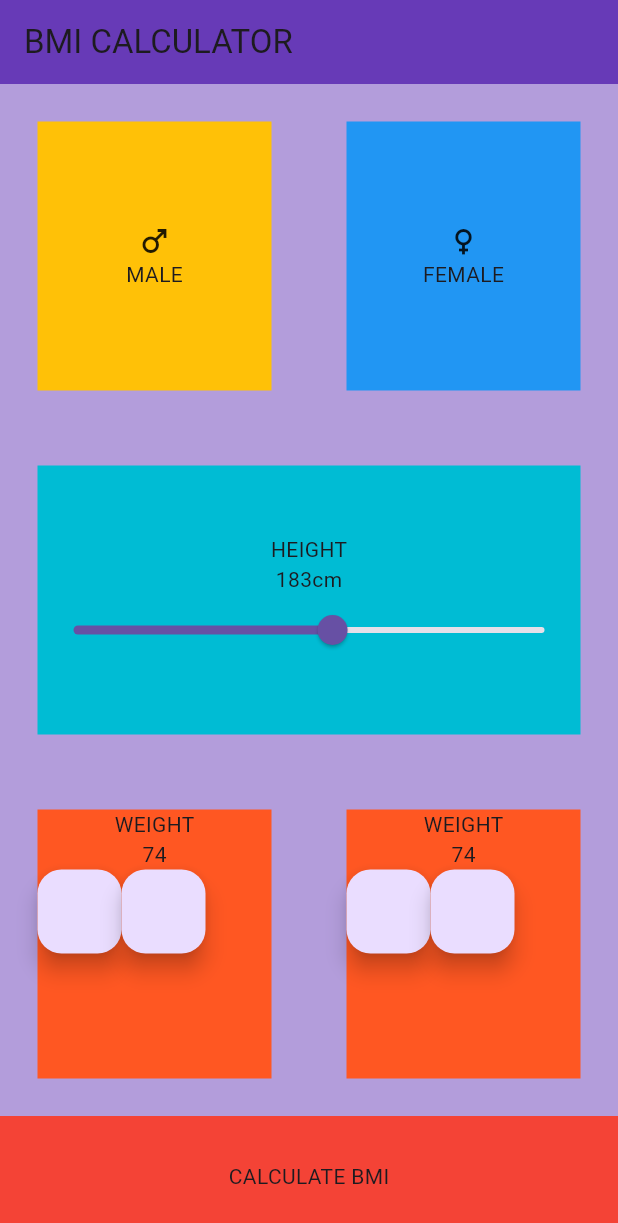
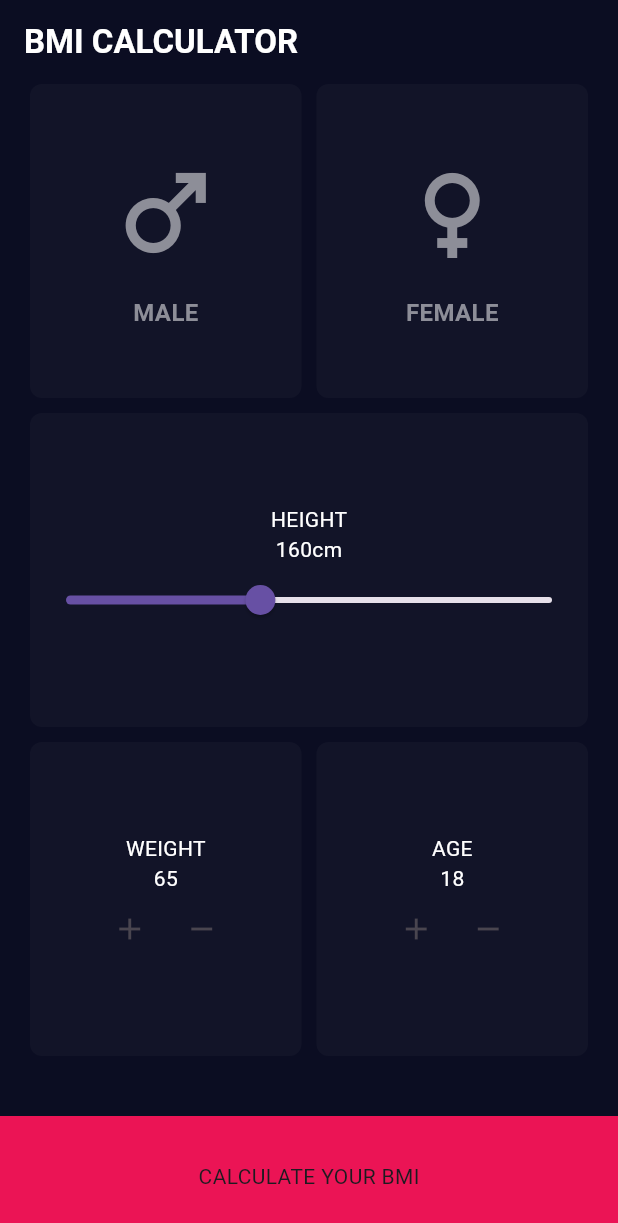
Before and after one commit to jjeffrin/bmi_calculator, a Flutter app: the screen it shows after launch, on a phone screen of 412 x 824 dp. Shown: the top 1223 px of the screen. Run offline on Flutter 3.47's test engine with Material 3 defaults, Android fonts, the phone set to English and light mode, and no system bars.

Commit message:
UI changes are done (mostly)

```diff
--- /dev/null
+++ b/lib/components/gender_card.dart
@@ -0,0 +1,57 @@
+import "package:flutter/material.dart";
+
+enum Gender {male, female}
+
+class GenderCard extends StatelessWidget {
+  const GenderCard(
+      {super.key,
+      required this.gender,
+      required this.cardColor,
+      required this.textColor,
+      this.onTap});
+
+  final Gender gender;
+  final int cardColor;
+  final int textColor;
+  final void Function()? onTap;
+
+  IconData getIcon() {
+    if (gender == Gender.male) return Icons.male;
+    return Icons.female;
+  }
+
+  String getCardTitle() {
+    if (gender == Gender.male) return 'MALE';
+    return 'FEMALE';
+  }
+
+
+  @override
+  Widget build(BuildContext context) {
+    return GestureDetector(
+      onTap: onTap,
+      child: Container(
+        decoration: BoxDecoration(
+            color: Color(cardColor), borderRadius: BorderRadius.circular(8.0)),
+        child: Column(
+          mainAxisAlignment: MainAxisAlignment.center,
+          children: [
+            Icon(
+              getIcon(),
+              color: Color(textColor),
+              size: 80.0,
+            ),
+            SizedBox(height: 15.0),
+            Text(
+              getCardTitle(),
+              style: TextStyle(
+                  color: Color(textColor),
+                  fontWeight: FontWeight.bold,
+                  fontSize: 16.0),
+            )
+          ],
+        ),
+      ),
+    );
+  }
+}
--- /dev/null
+++ b/lib/components/mutable_card.dart
@@ -0,0 +1,48 @@
+import 'package:bmi_calculator/constants.dart';
+import 'package:flutter/material.dart';
+
+class MutableCard extends StatelessWidget {
+  const MutableCard(
+      {super.key,
+      required this.title,
+      required this.currentValue,
+      required this.onIncrement,
+      required this.onDecrement});
+
+  final String title;
+  final int currentValue;
+  final void Function()? onIncrement;
+  final void Function()? onDecrement;
+
+  @override
+  Widget build(BuildContext context) {
+    return Expanded(
+      child: Container(
+        decoration: BoxDecoration(
+          borderRadius: BorderRadius.circular(8.0),
+          color: Color(inActiveCardColor),
+        ),
+        child: Column(
+          mainAxisAlignment: MainAxisAlignment.center,
+          children: [
+            Text(
+              title,
+              style: TextStyle(color: Colors.white),
+            ),
+            Text(
+              currentValue.toString(),
+              style: TextStyle(color: Colors.white),
+            ),
+            Row(
+              mainAxisAlignment: MainAxisAlignment.center,
+              children: [
+                IconButton(onPressed: onIncrement, icon: Icon(Icons.add)),
+                IconButton(onPressed: onDecrement, icon: Icon(Icons.remove))
+              ],
+            )
+          ],
+        ),
+      ),
+    );
+  }
+}
--- /dev/null
+++ b/lib/components/slider_card.dart
@@ -0,0 +1,46 @@
+import 'package:flutter/material.dart';
+
+class SliderCard extends StatelessWidget {
+  const SliderCard(
+      {super.key, required this.onChanged, required this.currentValue});
+
+  final void Function(double)? onChanged;
+  final double currentValue;
+
+  @override
+  Widget build(BuildContext context) {
+    return Expanded(
+        child: Padding(
+      padding: EdgeInsets.symmetric(horizontal: 20.0),
+      child: Container(
+        decoration: BoxDecoration(
+          borderRadius: BorderRadius.circular(8.0),
+          color: Color(0XFF121428),
+        ),
+        child: Column(
+          mainAxisAlignment: MainAxisAlignment.center,
+          children: [
+            Text('HEIGHT', style: TextStyle(color: Colors.white)),
+            Row(
+              mainAxisAlignment: MainAxisAlignment.center,
+              crossAxisAlignment: CrossAxisAlignment.baseline,
+              textBaseline: TextBaseline.alphabetic,
+              children: [
+                Text(
+                  currentValue.toInt().toString(),
+                  style: TextStyle(color: Colors.white),
+                ),
+                Text('cm', style: TextStyle(color: Colors.white))
+              ],
+            ),
+            Slider(
+                value: currentValue,
+                min: 120.0,
+                max: 220.0,
+                onChanged: onChanged)
+          ],
+        ),
+      ),
+    ));
+  }
+}
--- /dev/null
+++ b/lib/constants.dart
@@ -0,0 +1,8 @@
+const int appBackgroundColor = 0XFF0B0D22;
+const int appBarColor = 0XFF0B0D22;
+const int activeCardColor = 0XFF1D1F33;
+const int inActiveCardColor = 0XFF121428;
+const int activeCardTextColor = 0XFFFFFFFF;
+const int inActiveCardTextColor = 0XFF8D8E98;
+const double bottomButtonHeight = 80.0;
+const int bottomButtonColor = 0XFFEB1455;
--- a/lib/main.dart
+++ b/lib/main.dart
@@ -1,8 +1,14 @@
 import 'package:flutter/material.dart';
+
+import 'components/slider_card.dart';
+import 'constants.dart';
+import 'components/gender_card.dart';
+import 'components/mutable_card.dart';
 
 void main() {
   runApp(const HomePage());
 }
+
 
 class HomePage extends StatefulWidget {
   const HomePage({super.key});
@@ -12,110 +18,130 @@ class HomePage extends StatefulWidget {
 }
 
 class _HomePageState extends State<HomePage> {
+  Gender? selectedGender;
+  double selectedHeight = 160.0;
+  int selectedWeight = 65;
+  int selectedAge = 18;
+
+  void updateGender(Gender gender) {
+    selectedGender = gender;
+  }
+
   @override
   Widget build(BuildContext context) {
     return MaterialApp(
         debugShowCheckedModeBanner: false,
         home: Scaffold(
-          backgroundColor: Colors.deepPurple[200],
+            backgroundColor: Color(appBackgroundColor),
             appBar: AppBar(
-            title: Text('BMI CALCULATOR'),
-            backgroundColor: Colors.deepPurple,
+                title: Text(
+                  'BMI CALCULATOR',
+                  style: TextStyle(
+                      color: Colors.white, fontWeight: FontWeight.bold),
                 ),
+                backgroundColor: Color(appBarColor)),
             body: Column(
               children: [
                 Expanded(
+                    child: Padding(
+                  padding: const EdgeInsets.symmetric(horizontal: 20.0),
+                  child: Container(
                     child: Row(
                       children: [
                         Expanded(
-                      child: Container(
-                    margin: EdgeInsets.all(25.0),
-                    color: Colors.amber,
-                    child: Column(
-                      mainAxisAlignment: MainAxisAlignment.center,
-                      children: [Icon(Icons.male), Text('MALE')],
+                          child: GenderCard(
+                            gender: Gender.male,
+                            cardColor: selectedGender == Gender.male
+                                ? activeCardColor
+                                : inActiveCardColor,
+                            textColor: selectedGender == Gender.male
+                                ? activeCardTextColor
+                                : inActiveCardTextColor,
+                            onTap: () {
+                              setState(() => updateGender(Gender.male));
+                            },
+                          ),
+                        ),
+                        SizedBox(
+                          width: 10.0,
+                        ),
+                        Expanded(
+                          child: GenderCard(
+                            gender: Gender.female,
+                            cardColor: selectedGender == Gender.female
+                                ? activeCardColor
+                                : inActiveCardColor,
+                            textColor: selectedGender == Gender.female
+                                ? activeCardTextColor
+                                : inActiveCardTextColor,
+                            onTap: () {
+                              setState(() => updateGender(Gender.female));
+                            },
+                          ),
+                        ),
+                      ],
+                    ),
                   ),
                 )),
+                SizedBox(
+                  height: 10.0,
+                ),
+                SliderCard(
+                  onChanged: (double newHeight) {
+                    setState(() {
+                      selectedHeight = newHeight;
+                    });
+                  },
+                  currentValue: selectedHeight,
+                ),
+                SizedBox(
+                  height: 10.0,
+                ),
                 Expanded(
-                      child: Container(
-                    margin: EdgeInsets.all(25.0),
-                    color: Colors.blue,
-                    child: Column(
-                      mainAxisAlignment: MainAxisAlignment.center,
-                      children: [Icon(Icons.female), Text('FEMALE')],
-                    ),
-                  ))
-                ],
-              )),
-              Expanded(
-                  child: Container(
-                margin: EdgeInsets.all(25.0),
-                color: Colors.cyan,
-                child: Column(
-                  mainAxisAlignment: MainAxisAlignment.center,
-                  children: [
-                    Text('HEIGHT'),
-                    Row(
-                      textBaseline: TextBaseline.alphabetic,
-                      mainAxisAlignment: MainAxisAlignment.center,
-                      crossAxisAlignment: CrossAxisAlignment.baseline,
-                      children: [Text('183'), Text('cm')],
-                    ),
-                    Slider(
-                        value: 175,
-                        min: 120,
-                        max: 220,
-                        onChanged: (double newValue) => {})
-                  ],
-                ),
-              )),
-              Expanded(
+                    child: Padding(
+                  padding: EdgeInsets.symmetric(horizontal: 20.0),
                   child: Row(
                     children: [
-                  Expanded(
-                      child: Container(
-                    margin: EdgeInsets.all(25.0),
-                    color: Colors.deepOrange,
-                    child: Column(
-                      children: [
-                        Text('WEIGHT'),
-                        Text('74'),
-                        Row(
-                          children: [
-                            FloatingActionButton(onPressed: () => {}),
-                            FloatingActionButton(onPressed: () => {})
-                          ],
+                      MutableCard(
+                        title: 'WEIGHT',
+                        currentValue: selectedWeight,
+                        onIncrement: () {
+                          setState(() {
+                            selectedWeight++;
+                          });
+                        },
+                        onDecrement: () {
+                          setState(() {
+                            selectedWeight--;
+                          });
+                        },
+                      ),
+                      SizedBox(
+                        width: 10.0,
+                      ),
+                      MutableCard(
+                        title: 'AGE',
+                        currentValue: selectedAge,
+                        onIncrement: () {
+                          setState(() {
+                            selectedAge++;
+                          });
+                        },
+                        onDecrement: () {
+                          setState(() {
+                            selectedAge--;
+                          });
+                        },
                       )
                     ],
                   ),
                 )),
-                  Expanded(
-                      child: Container(
-                    margin: EdgeInsets.all(25.0),
-                    color: Colors.deepOrange,
-                    child: Column(
-                      children: [
-                        Text('WEIGHT'),
-                        Text('74'),
-                        Row(
-                          children: [
-                            FloatingActionButton(onPressed: () => {}),
-                            FloatingActionButton(onPressed: () => {})
+                Container(
+                    margin: EdgeInsets.only(top: 40.0),
+                    height: bottomButtonHeight,
+                    color: Color(bottomButtonColor),
+                    child: Center(child: Text('CALCULATE YOUR BMI')))
               ],
-                        )
-                      ],
-                    ),
-                  ))
-                ],
-              )),
-              Container(
-                color: Colors.red,
-                child: Center(child: Text('CALCULATE BMI')),
-                height: 80.0,
-                width: double.infinity,
-              )
-            ],
-          )),
-    );
+            )));
   }
 }
```
Lines whose indentation alone changed are shown as unchanged.
